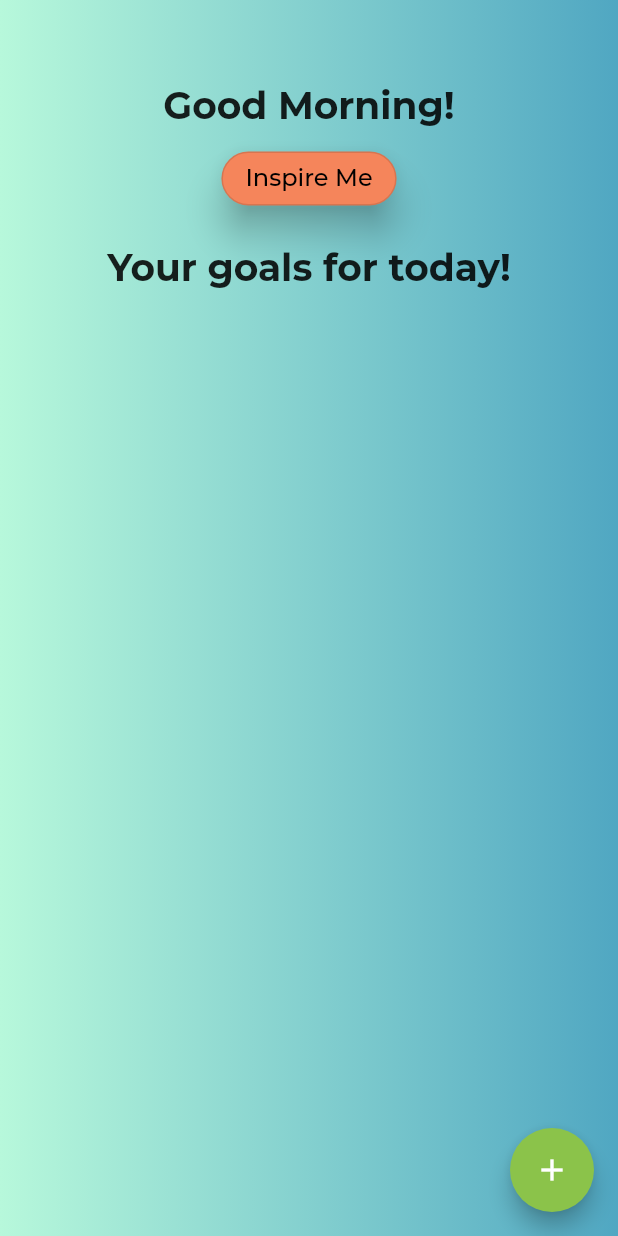
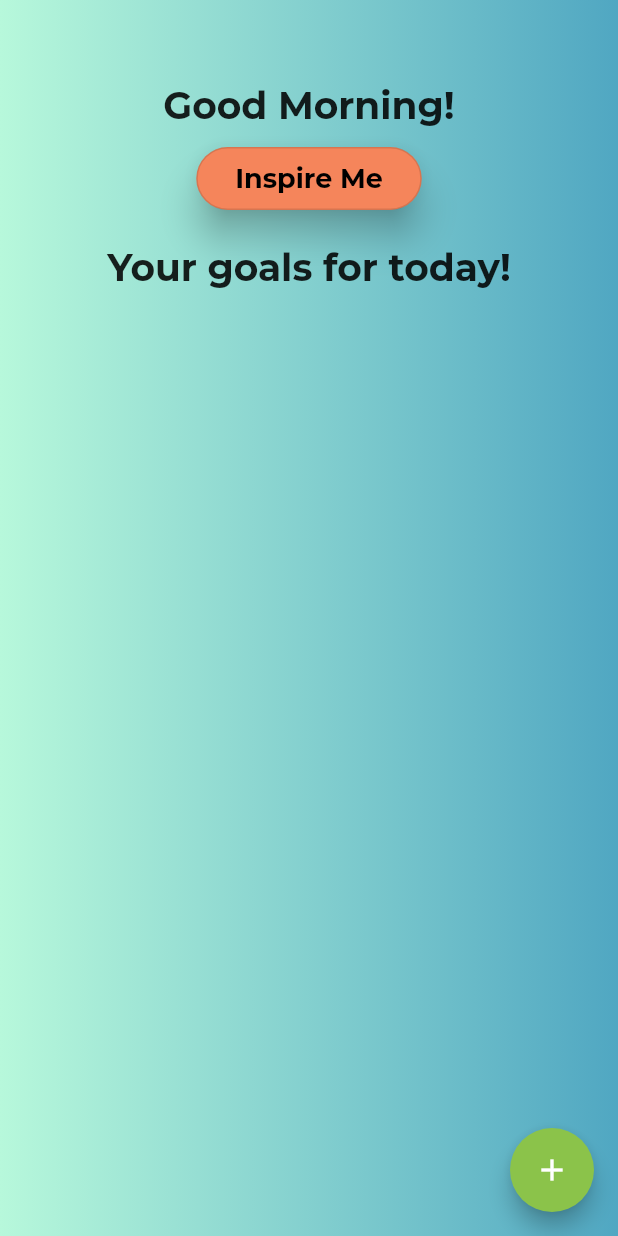
Before and after one commit to squach28/MotivateMe_Mobile_Application, a Flutter app: the HomePage screen opened directly, on a phone screen of 412 x 824 dp. Run offline on Flutter 3.47's test engine with Material 2 defaults, Android fonts, the phone set to English and light mode, and no system bars; our stand-ins replace camera, datetime_picker_formfield, sqflite, table_calendar, weekday_selector; missing offline and left inert: amplify_auth_cognito, amplify_flutter, amplify_storage_s3, day_picker; accounts and stored records are empty.

Commit message:
made the inspire me button bigger

```diff
--- a/lib/home_page.dart
+++ b/lib/home_page.dart
@@ -257,10 +257,12 @@ class _HomePageState extends State<HomePage> {
                           );
                         });
                   },
-                  child: new Text(
+                  child: Padding(
+                    padding: EdgeInsets.all(10.0),
+                    child: Text(
                     'Inspire Me',
-                    style: new TextStyle(fontSize: 16.0, color: Colors.black),
-                  ),
+                    style: TextStyle(fontSize: 18.0, color: Colors.black, fontWeight: FontWeight.bold),
+                  )),
                   style: ButtonStyle(
                     backgroundColor:
                         MaterialStateProperty.all<Color>(Color(0xfff5855b)),
```
